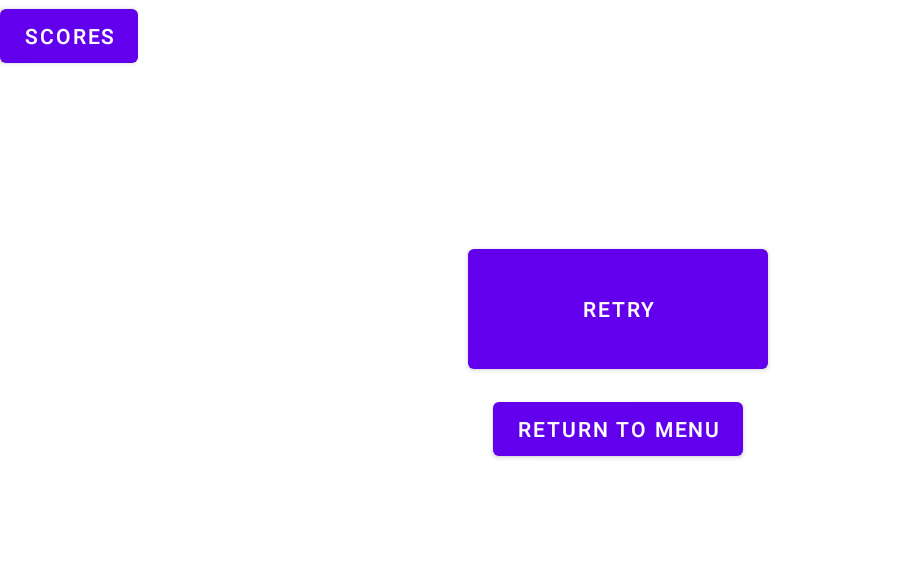
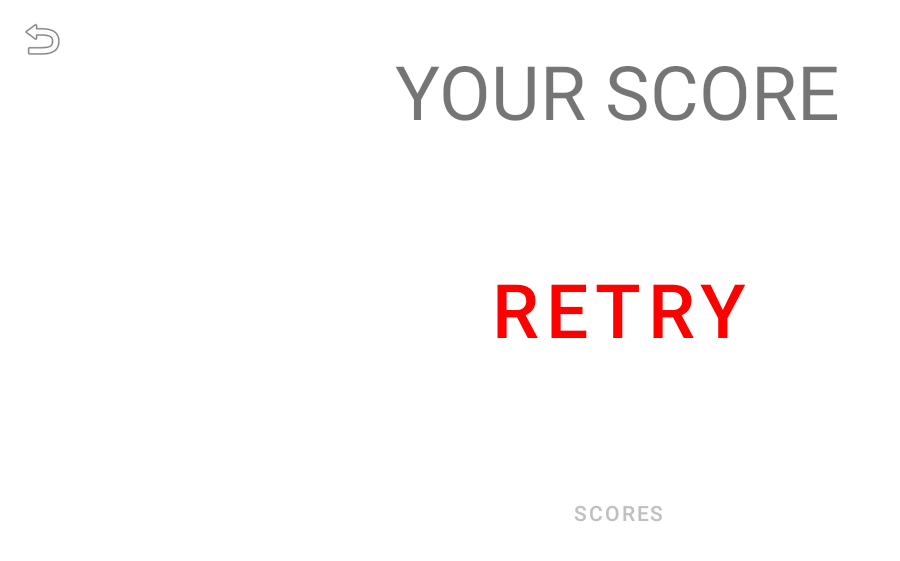
Before and after one commit to MrChyps/android-challenge-gangd4, an Android app: the EndGameActivity screen opened directly, with no data from a screen before it, on a phone screen of 824 x 412 dp (held sideways). Shown: the top 561 px of the screen, without its empty margins (0-900 px from the left). Run offline under Robolectric (Android 15) with nearby library versions, the phone set to English and light mode, and no system bars; 1 statement that could not run was skipped.

Commit message:
Removed hardcoded string in xml files

```diff
--- a/app/src/main/java/helloandroid/m2dl/gangd4_android_challenge_mobe/activities/EndGameActivity.java
+++ b/app/src/main/java/helloandroid/m2dl/gangd4_android_challenge_mobe/activities/EndGameActivity.java
@@ -6,6 +6,8 @@ import android.content.Intent;
 import android.os.Bundle;
 import android.view.View;
 import android.widget.Button;
+import android.widget.ImageButton;
+import android.widget.TextView;
 
 import helloandroid.m2dl.gangd4_android_challenge_mobe.R;
 
@@ -15,9 +17,15 @@ public class EndGameActivity extends AppCompatActivity {
     protected void onCreate(Bundle savedInstanceState) {
         super.onCreate(savedInstanceState);
         setContentView(R.layout.activity_end_game);
+
+        int score = getIntent().getIntExtra("user_score", 0);
+
         Button btn_retry = findViewById(R.id.button_retry);
-        Button btn_returnMainMenu = findViewById(R.id.button_returnMenu);
+        ImageButton btn_returnMainMenu = findViewById(R.id.button_returnMenu);
         Button btn_scores = findViewById(R.id.button_scoresEndGame);
+        TextView tv_score = findViewById(R.id.score);
+
+        tv_score.setText(String.valueOf(score));
 
         btn_retry.setOnClickListener(v -> {
             Intent intent = new Intent(EndGameActivity.this, GameActivity.class);
--- a/app/src/main/res/layout/activity_end_game.xml
+++ b/app/src/main/res/layout/activity_end_game.xml
@@ -8,25 +8,51 @@
 
     <Button
         android:id="@+id/button_retry"
-        android:layout_width="200dp"
-        android:layout_height="92dp"
+        android:layout_width="264dp"
+        android:layout_height="124dp"
         android:layout_centerInParent="true"
-        android:text="RETRY" />
-
-    <Button
-        android:id="@+id/button_returnMenu"
-        android:layout_width="wrap_content"
-        android:layout_height="wrap_content"
-        android:layout_below="@id/button_retry"
-        android:layout_centerHorizontal="true"
-        android:layout_marginTop="10dp"
-        android:text="RETURN TO MENU" />
+        android:background="@android:color/transparent"
+        android:text="@string/retry"
+        android:textColor="#F00"
+        android:textSize="50sp" />
 
     <Button
         android:id="@+id/button_scoresEndGame"
         android:layout_width="wrap_content"
         android:layout_height="wrap_content"
-        android:text="SCORES"
+        android:layout_below="@id/button_retry"
+        android:layout_centerHorizontal="true"
+        android:layout_marginTop="50dp"
+        android:background="@android:color/transparent"
+        android:text="@string/scores"
+        android:textColor="#C0C0C0"
         app:layout_constraintBottom_toBottomOf="parent"
         app:layout_constraintEnd_toEndOf="parent" />
+
+    <ImageButton
+        android:id="@+id/button_returnMenu"
+        android:layout_width="wrap_content"
+        android:layout_height="wrap_content"
+        android:backgroundTint="#FFFFFF"
+        app:srcCompat="@android:drawable/ic_menu_revert"
+        android:contentDescription="@string/return_to_main_menu" />
+
+    <TextView
+        android:id="@+id/tv_yourScore"
+        android:layout_width="wrap_content"
+        android:layout_height="wrap_content"
+        android:layout_above="@+id/button_retry"
+        android:layout_centerHorizontal="true"
+        android:layout_marginBottom="50dp"
+        android:text="@string/your_score"
+        android:textSize="50sp" />
+
+    <TextView
+        android:id="@+id/tv_score"
+        android:layout_width="wrap_content"
+        android:layout_height="wrap_content"
+        android:layout_above="@id/button_retry"
+        android:layout_marginBottom="50dp"
+        android:layout_toEndOf="@id/tv_yourScore"
+        android:textSize="50sp" />
 </RelativeLayout>
--- a/app/src/main/res/layout/activity_main.xml
+++ b/app/src/main/res/layout/activity_main.xml
@@ -25,7 +25,7 @@
         android:layout_centerInParent="true"
         android:background="@android:color/transparent"
         android:fontFamily="sans-serif-black"
-        android:text="Play"
+        android:text="@string/play"
         android:textColor="#F00"
         android:textSize="36sp" />
 
@@ -37,7 +37,7 @@
         android:layout_centerHorizontal="true"
         android:layout_marginBottom="20dp"
         android:background="@android:color/transparent"
-        android:text="SCORES"
+        android:text="@string/scores"
         android:textColor="#C0C0C0"
         android:textStyle="bold" />
 </RelativeLayout>
--- a/app/src/main/res/values/strings.xml
+++ b/app/src/main/res/values/strings.xml
@@ -2,4 +2,9 @@
     <string name="app_name">Actions Hero</string>
     <string name="score_activity_name">All scores</string>
     <string name="back_to_main_screen">Back to main screen</string>
+    <string name="play">PLAY</string>
+    <string name="retry">RETRY</string>
+    <string name="your_score">YOUR SCORE</string>
+    <string name="scores">SCORES</string>
+    <string name="return_to_main_menu">Return to main menu</string>
 </resources>
```
